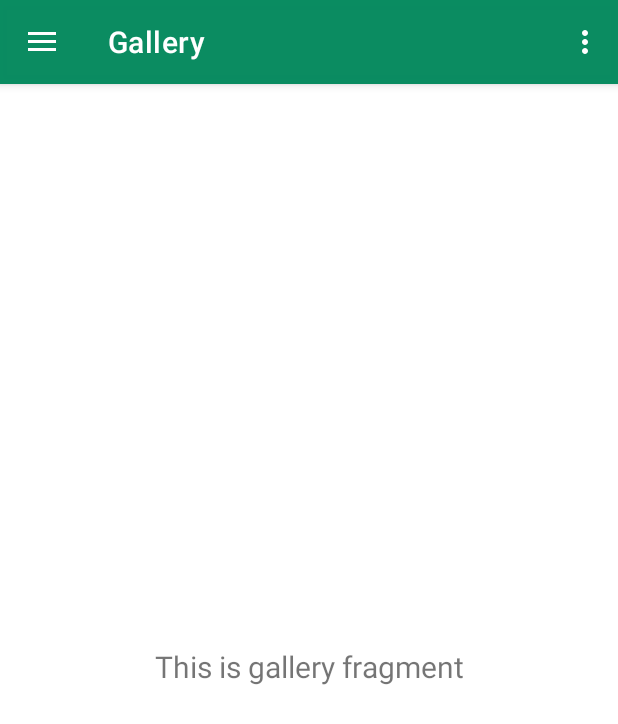
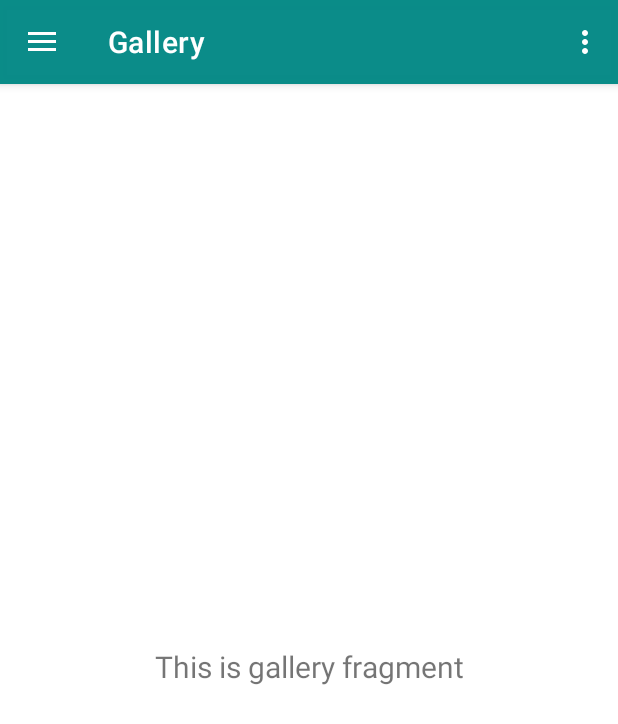
Before and after one commit to Pmacdon15/PatGPT, an Android app: the screen it shows after launch (MainActivity), in the side drawer, after a tap on "Gallery", on a phone screen of 412 x 824 dp. Shown: the top 724 px of the screen. Run offline under Robolectric (Android 15) with nearby library versions, the phone set to English and light mode, and no system bars; our stand-ins replace navigation-ui.

Commit message:
updated colors

```diff
--- a/app/src/main/res/values-night/themes.xml
+++ b/app/src/main/res/values-night/themes.xml
@@ -2,8 +2,8 @@
     <!-- Base application theme. -->
     <style name="Theme.PatGPT" parent="Theme.MaterialComponents.DayNight.DarkActionBar">
         <!-- Primary brand color. -->
-        <item name="colorPrimary">#E9098C61</item>
-        <item name="colorPrimaryVariant">#CE19C55D</item>
+        <item name="colorPrimary">#E9098C88</item>
+        <item name="colorPrimaryVariant">#CE19B7C5</item>
         <item name="colorOnPrimary">@color/black</item>
         <!-- Secondary brand color. -->
         <item name="colorSecondary">@color/teal_200</item>
--- a/app/src/main/res/values/themes.xml
+++ b/app/src/main/res/values/themes.xml
@@ -2,8 +2,8 @@
     <!-- Base application theme. -->
     <style name="Theme.PatGPT" parent="Theme.MaterialComponents.DayNight.DarkActionBar">
         <!-- Primary brand color. -->
-        <item name="colorPrimary">#E9098C61</item>
-        <item name="colorPrimaryVariant">#CE19C55D</item>
+        <item name="colorPrimary">#E9098C88</item>
+        <item name="colorPrimaryVariant">#CE19B7C5</item>
         <item name="colorOnPrimary">@color/white</item>
         <!-- Secondary brand color. -->
         <item name="colorSecondary">@color/teal_200</item>
```
Also changed, not shown: app/src/main/res/layout/fragment_home.xml (+10 -2 lines).
